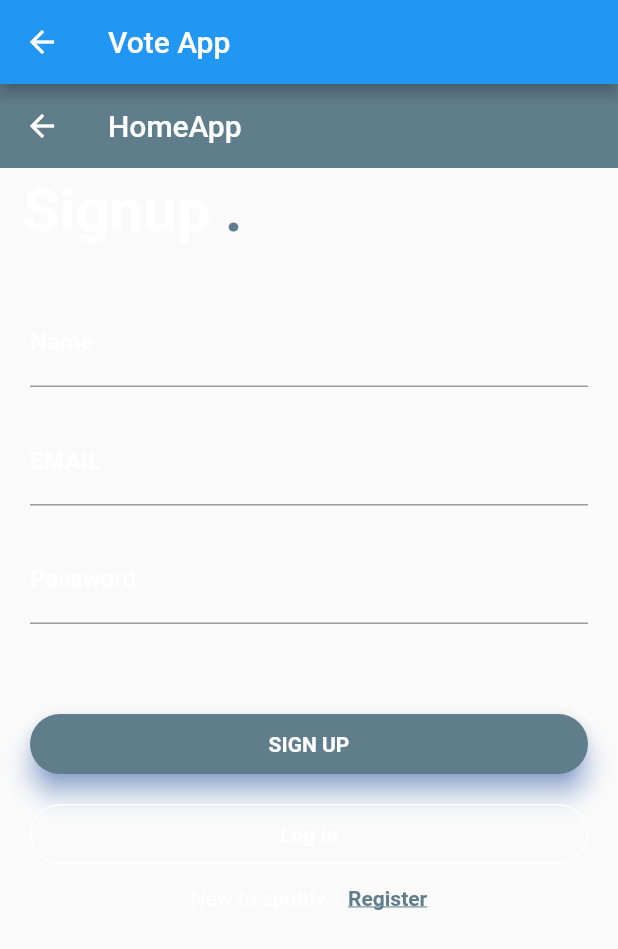
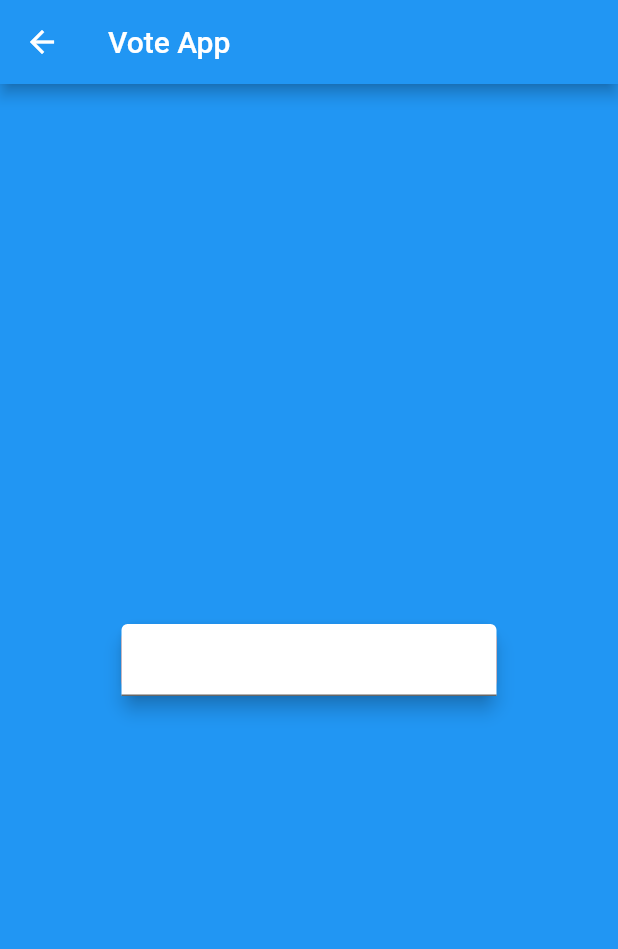
Before and after one commit to m05e5/vote_app, a Flutter app: the LogIn screen opened by its route, on a phone screen of 412 x 824 dp. Shown: the top 949 px of the screen. Run offline on Flutter 3.47's test engine with Material 2 defaults, Android fonts, the phone set to English and light mode, and no system bars; our stand-ins replace charts_flutter; Roboto replaces fonts that are missing (Montserrat).

Commit message:
putting text field on log in

```diff
--- a/lib/screens/log_in.dart
+++ b/lib/screens/log_in.dart
@@ -13,188 +13,41 @@ class LogIn extends StatelessWidget {
   @override
   Widget build(BuildContext context) {
     return Scaffold(
-          appBar: new AppBar(
-       elevation: 0.0,
-       backgroundColor: Colors.blueGrey,
-       title: Text('HomeApp'),
-       actions: <Widget>[
-       /*  new IconButton(icon: Icon(Icons.search, color: Colors.white,), onPressed: (){
-           Navigator.push(context, MaterialPageRoute(
-                     builder: (context)=>new LoginPage()));
-         }),
-         new IconButton(icon: Icon(Icons.shopping_cart, color: Colors.white,), onPressed: (){},),*/
-          ],
-          ),
-      resizeToAvoidBottomPadding: false,
-      body:ListView(
-
-
-       //crossAxisAlignment: CrossAxisAlignment.start,
-       children:<Widget>[
-         Container(
-
-          child: Stack(
-            children: <Widget>[
-
-              Container(
-                padding:  EdgeInsets.fromLTRB(15.0, 5.0, 0.0, 0.0),
-                child: Text(
-                  'Signup',
-                  style: TextStyle(
-                    fontSize: 40.0, fontWeight: FontWeight.bold, color: Colors.white
-                  )
-                  ,),
-              ),
-              Container(
-                padding:  EdgeInsets.fromLTRB(150.0, 5.0, 0.0, 0.0),
-                child: Text(
-                  '.',
-                  style: TextStyle(
-                    fontSize: 40.0, fontWeight: FontWeight.bold, color: Colors.blueGrey)
-                  ),
-              )
-            ],
-          ),
-        ),
-        Container(
-
-          padding: EdgeInsets.only(top:35.0, left: 20.0, right: 20.0),
+      body: Container(
+        width: MediaQuery.of(context).size.width,
+        height:MediaQuery.of(context).size.height,
+        color: Colors.blue,
+        child: Center(
+          child: Container(
+            width: 400,
+            height: 400,
             child: Column(
-            children: <Widget>[
-              TextField(
-                decoration: InputDecoration(
-                  labelText: 'Name',
-                  labelStyle: TextStyle(
-                    fontFamily: 'Montserrat',
-                    fontWeight: FontWeight.bold,
-                    color: Colors.white
-                  ),
-                  focusedBorder: UnderlineInputBorder(
-                    borderSide: BorderSide(color: Colors.blueGrey)
-                  )
-                ),
-              ),
-              SizedBox(height: 20.0,),
-               TextField(
-                decoration: InputDecoration(
-                  labelText: 'EMAIL',
-                  labelStyle: TextStyle(
-                    fontFamily: 'Montserrat',
-                    fontWeight: FontWeight.bold,
-                    color: Colors.white
-                  ),
-                  focusedBorder: UnderlineInputBorder(
-                    borderSide: BorderSide(color: Colors.blueGrey)
-                  )
-                ),
-              ),
-              SizedBox(height: 20.0,),
-                TextField(
-                decoration: InputDecoration(
-                  labelText: 'Password',
-                  labelStyle: TextStyle(
-                    fontFamily: 'Montserrat',
-                    fontWeight: FontWeight.bold,
-                    color: Colors.white
-                  ),
-                  focusedBorder: UnderlineInputBorder(
-                    borderSide: BorderSide(color: Colors.blueGrey)
-                  )
-                ),
-                obscureText: true,
-              ),
-              SizedBox(height: 5.0),
-              Container(
-                alignment: Alignment(1.0, 0.0),
-                padding: EdgeInsets.only(top: 15.0, left: 20.0),
-
-              ),
-              SizedBox(height: 40.0),
-              Container(
-                height: 40.0,
-                child: Material(
-                  borderRadius: BorderRadius.circular(20.0),
-                  shadowColor: Colors.blueAccent,
-                  color: Colors.blueGrey,
-                  elevation: 7.0,
-                  child: GestureDetector(
-                    onTap: () {},
-                    child: Center(
-                      child: Text(
-                        'SIGN UP',
-                        style: TextStyle(
-                          color: Colors.white,
-                          fontWeight: FontWeight.bold,
-                          fontFamily: 'Montserrat',
-                        ),
-                      )
-                    ),
-                  ),
-                ),
-              ),
-              SizedBox(height: 20.0),
-             Container(
-                height: 40.0,
-                color: Colors.transparent,
-                child: Container(
-                  decoration: BoxDecoration(
-                    border: Border.all(
-                      color: Colors.white,
-                      style: BorderStyle.solid,
-                      width: 1.0
-                    ),
-                    color: Colors.transparent,
-                    borderRadius: BorderRadius.circular(20.0)
-                  ),
-                  child: Row(
               mainAxisAlignment: MainAxisAlignment.center,
               children: <Widget>[
-
-                      Center(
-                        child: Text('Log in',
+                Container(
+                  width: 250,
+                  child: Material(
+                    elevation: 5.0,
+                    borderRadius: BorderRadius.all(Radius.circular(10.0)),
+                    color: Colors.deepOrange,
+                    child: TextField(
+                      decoration: InputDecoration(
+                        fillColor:Colors.white,
+                         filled: true,
+                      ),
                       style: TextStyle(
-                          fontWeight: FontWeight.bold,
-                          fontFamily: 'Montserrat',
-                          color: Colors.white
+                        fontSize:20.0,
+                        color:Colors.black,
+                      ),
                     ),
                   ),
                 )
               ],
             ),
+          )
+          ,),
+
       ),
-              )
-            ],
-          ),
-        ),
-        SizedBox(height: 15.0),
-        Row(
-          mainAxisAlignment: MainAxisAlignment.center,
-          children: <Widget>[
-            Text(
-              'New to spotify ?',
-              style: TextStyle(
-                 fontFamily: 'Montserrat',
-                 color: Colors.white
-              ),
-            ),
-            SizedBox(width: 5.0),
-            InkWell(
-              onTap: (){
-                Navigator.of(context).pushNamed('signup');
-              },
-              child: Text('Register',
-              style: TextStyle(
-                color: Colors.blueGrey,
-                  fontFamily: 'Montserrat',
-                  fontWeight: FontWeight.bold,
-                  decoration: TextDecoration.underline
-              ),
-              ),
-              )
-          ],
-        )
-      ],
-     )
     );
   }
 }
```
Lines whose indentation alone changed are shown as unchanged.
